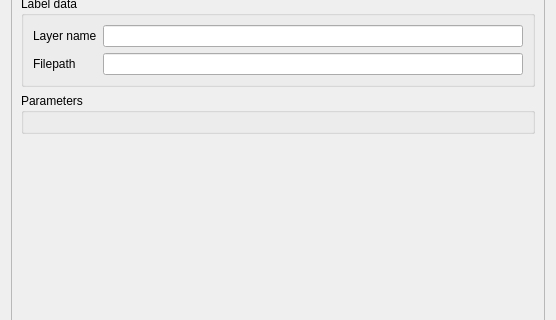
First picture: the form in eis_qgis_plugin/resources/ui/wizard_model_history.ui, repository GispoCoding/eis_qgis_plugin, before the edit; both pictures show x 0 to 556 and y 253 to 573 of the 556 by 659 pixel window.
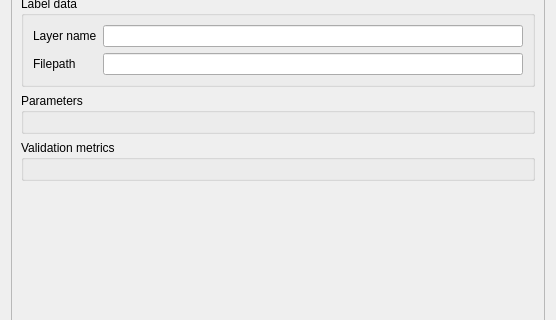
Second picture: the form after the edit. Custom widgets are drawn as their Qt base class.

Commit message: feat(wizard-history): save and display validation metrics in modeling history

Diff of the .ui file:
```diff
--- a/eis_qgis_plugin/resources/ui/wizard_model_history.ui
+++ b/eis_qgis_plugin/resources/ui/wizard_model_history.ui
@@ -225,6 +225,18 @@
          </layout>
         </widget>
        </item>
+       <item>
+        <widget class="QGroupBox" name="validation_metrics_box">
+         <property name="title">
+          <string>Validation metrics</string>
+         </property>
+         <layout class="QVBoxLayout" name="verticalLayout_4">
+          <item>
+           <layout class="QFormLayout" name="validation_metrics_layout"/>
+          </item>
+         </layout>
+        </widget>
+       </item>
        <item>
         <widget class="QDialogButtonBox" name="button_box">
          <property name="standardButtons">
```
The commit also changes 2 other files.
